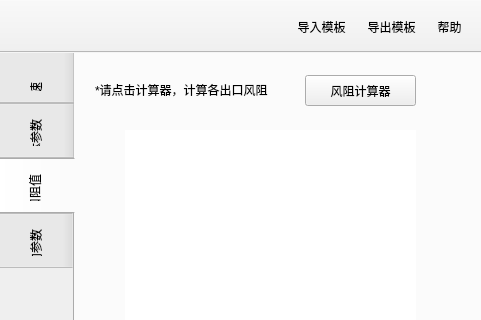
First picture: the form in ui/ui_input.ui, repository qweaxdzsc/fluent_add_on, before the edit; both pictures show x 0 to 481 and y 0 to 320 of the 481 by 499 pixel window.
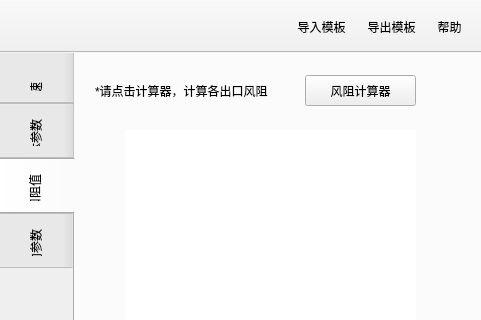
Second picture: the form after the edit. The open tabs and pages were chosen to show the change. Icons and pictures are not drawn.

Commit message:
1. CFD_input_ui： 4 tab is all complete, except the porous_model_ui have useless 'import' button which will be fixed later. Also, the import and export function still need to be redesigned because of the complexity
2. update thoughts about input ui

What changed in the file:
```diff
--- a/ui/ui_input.ui
+++ b/ui/ui_input.ui
@@ -725,7 +725,7 @@
         <x>50</x>
         <y>80</y>
         <width>291</width>
-        <height>321</height>
+        <height>341</height>
        </rect>
       </property>
       <property name="styleSheet">
@@ -750,7 +750,7 @@
          <x>0</x>
          <y>0</y>
          <width>291</width>
-         <height>321</height>
+         <height>341</height>
         </rect>
        </property>
       </widget>
@@ -773,8 +773,8 @@
        <rect>
         <x>20</x>
         <y>30</y>
-        <width>280</width>
-        <height>20</height>
+        <width>201</width>
+        <height>21</height>
        </rect>
       </property>
       <property name="text">
```
Left out of the diff: 30 changed lines with no effect on the pictures. The commit also changes 9 other files.
